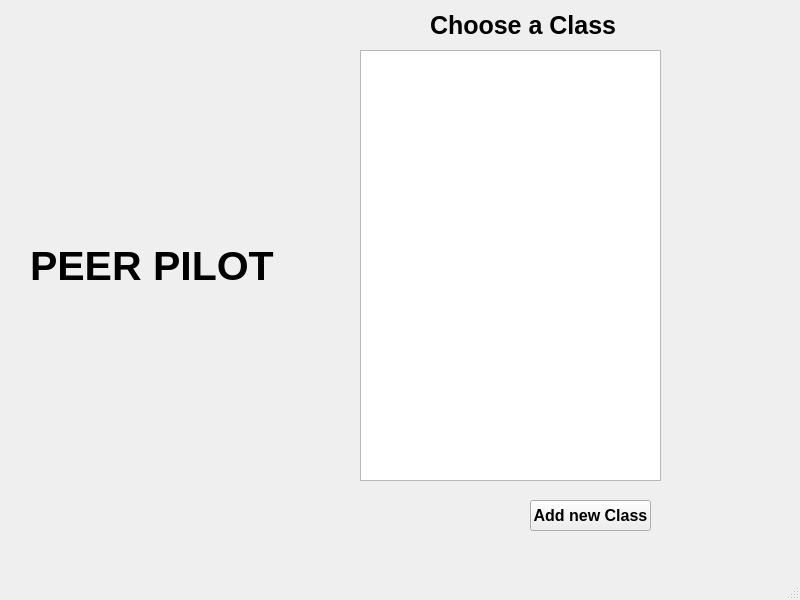
Qt form PeerPilot/mainwindow/mainwindow.ui (lsevcik/peerpilot) before a commit.
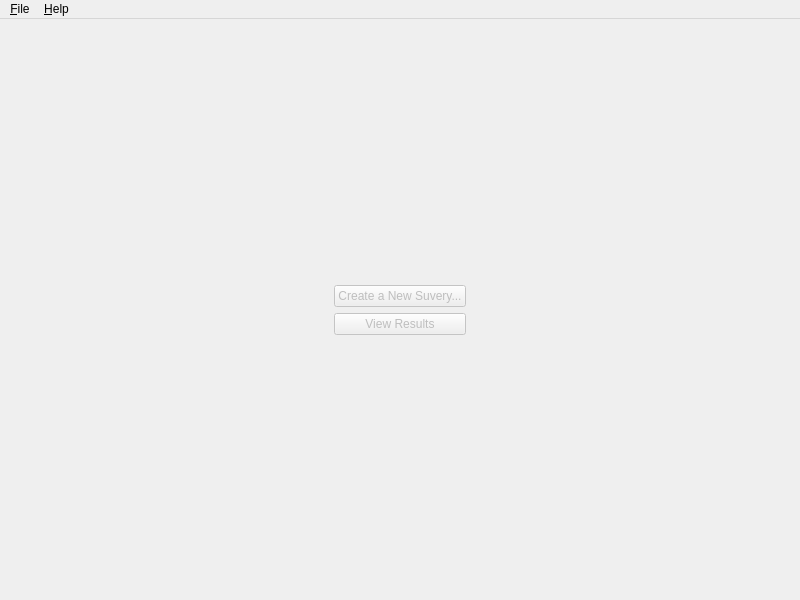
The same form after that commit.

Commit message: redid main window and implemented class view and some of add

```diff
--- a/PeerPilot/mainwindow/mainwindow.ui
+++ b/PeerPilot/mainwindow/mainwindow.ui
@@ -14,73 +14,92 @@
    <string>MainWindow</string>
   </property>
   <widget class="QWidget" name="centralwidget">
-   <widget class="QLabel" name="label_Title">
-    <property name="geometry">
-     <rect>
-      <x>30</x>
-      <y>220</y>
-      <width>261</width>
-      <height>91</height>
-     </rect>
-    </property>
-    <property name="font">
-     <font>
-      <pointsize>31</pointsize>
-      <bold>true</bold>
-     </font>
-    </property>
-    <property name="text">
-     <string>PEER PILOT</string>
-    </property>
-   </widget>
-   <widget class="QLabel" name="label_ChooseClass">
-    <property name="geometry">
-     <rect>
-      <x>430</x>
-      <y>10</y>
-      <width>191</width>
-      <height>31</height>
-     </rect>
-    </property>
-    <property name="font">
-     <font>
-      <pointsize>19</pointsize>
-      <bold>true</bold>
-     </font>
-    </property>
-    <property name="text">
-     <string>Choose a Class</string>
-    </property>
-   </widget>
-   <widget class="QListWidget" name="listWidget_showClasses">
-    <property name="geometry">
-     <rect>
-      <x>360</x>
-      <y>50</y>
-      <width>301</width>
-      <height>431</height>
-     </rect>
-    </property>
-   </widget>
-   <widget class="QPushButton" name="pushButton_AddNewClass">
-    <property name="geometry">
-     <rect>
-      <x>530</x>
-      <y>500</y>
-      <width>121</width>
-      <height>31</height>
-     </rect>
-    </property>
-    <property name="font">
-     <font>
-      <pointsize>12</pointsize>
-      <bold>true</bold>
-     </font>
-    </property>
-    <property name="text">
-     <string>Add new Class</string>
-    </property>
-   </widget>
+   <layout class="QGridLayout" name="gridLayout_2">
+    <item row="1" column="1">
+     <widget class="QPushButton" name="createNewButton">
+      <property name="enabled">
+       <bool>false</bool>
+      </property>
+      <property name="sizePolicy">
+       <sizepolicy hsizetype="Minimum" vsizetype="Fixed">
+        <horstretch>0</horstretch>
+        <verstretch>0</verstretch>
+       </sizepolicy>
+      </property>
+      <property name="text">
+       <string>Create a New Suvery...</string>
+      </property>
+     </widget>
+    </item>
+    <item row="1" column="2">
+     <spacer name="horizontalSpacer">
+      <property name="orientation">
+       <enum>Qt::Horizontal</enum>
+      </property>
+      <property name="sizeHint" stdset="0">
+       <size>
+        <width>40</width>
+        <height>20</height>
+       </size>
+      </property>
+     </spacer>
+    </item>
+    <item row="2" column="1">
+     <widget class="QPushButton" name="viewResultsButton">
+      <property name="enabled">
+       <bool>false</bool>
+      </property>
+      <property name="sizePolicy">
+       <sizepolicy hsizetype="Minimum" vsizetype="Fixed">
+        <horstretch>0</horstretch>
+        <verstretch>0</verstretch>
+       </sizepolicy>
+      </property>
+      <property name="text">
+       <string>View Results</string>
+      </property>
+     </widget>
+    </item>
+    <item row="0" column="1">
+     <spacer name="verticalSpacer">
+      <property name="orientation">
+       <enum>Qt::Vertical</enum>
+      </property>
+      <property name="sizeHint" stdset="0">
+       <size>
+        <width>20</width>
+        <height>40</height>
+       </size>
+      </property>
+     </spacer>
+    </item>
+    <item row="3" column="1">
+     <spacer name="verticalSpacer_2">
+      <property name="orientation">
+       <enum>Qt::Vertical</enum>
+      </property>
+      <property name="sizeHint" stdset="0">
+       <size>
+        <width>20</width>
+        <height>40</height>
+       </size>
+      </property>
+     </spacer>
+    </item>
+    <item row="1" column="0">
+     <spacer name="horizontalSpacer_2">
+      <property name="orientation">
+       <enum>Qt::Horizontal</enum>
+      </property>
+      <property name="sizeHint" stdset="0">
+       <size>
+        <width>40</width>
+        <height>20</height>
+       </size>
+      </property>
+     </spacer>
+    </item>
+   </layout>
   </widget>
   <widget class="QMenuBar" name="menubar">
    <property name="geometry">
@@ -88,11 +107,65 @@
      <x>0</x>
      <y>0</y>
      <width>800</width>
-     <height>17</height>
+     <height>22</height>
     </rect>
    </property>
+   <widget class="QMenu" name="menuFile">
+    <property name="title">
+     <string>&amp;File</string>
+    </property>
+    <addaction name="actionManage_Classes"/>
+    <addaction name="separator"/>
+    <addaction name="actionExit"/>
+   </widget>
+   <widget class="QMenu" name="menuHelp">
+    <property name="title">
+     <string>&amp;Help</string>
+    </property>
+    <addaction name="actionAbout"/>
+    <addaction name="actionAbout_Qt"/>
+   </widget>
+   <addaction name="menuFile"/>
+   <addaction name="menuHelp"/>
   </widget>
-  <widget class="QStatusBar" name="statusbar"/>
+  <action name="actionAbout">
+   <property name="text">
+    <string>&amp;About</string>
+   </property>
+   <property name="menuRole">
+    <enum>QAction::AboutRole</enum>
+   </property>
+  </action>
+  <action name="actionExit">
+   <property name="text">
+    <string>E&amp;xit</string>
+   </property>
+   <property name="shortcut">
+    <string>Ctrl+Q</string>
+   </property>
+   <property name="shortcutContext">
+    <enum>Qt::ApplicationShortcut</enum>
+   </property>
+   <property name="menuRole">
+    <enum>QAction::QuitRole</enum>
+   </property>
+  </action>
+  <action name="actionManage_Classes">
+   <property name="text">
+    <string>&amp;Manage Classes</string>
+   </property>
+   <property name="shortcut">
+    <string>Ctrl+M</string>
+   </property>
+  </action>
+  <action name="actionAbout_Qt">
+   <property name="text">
+    <string>About Qt</string>
+   </property>
+   <property name="menuRole">
+    <enum>QAction::AboutQtRole</enum>
+   </property>
+  </action>
  </widget>
  <resources/>
  <connections/>
```
Left out of the diff: 4 changed lines with no effect on the pictures. The commit also changes 13 other files.
